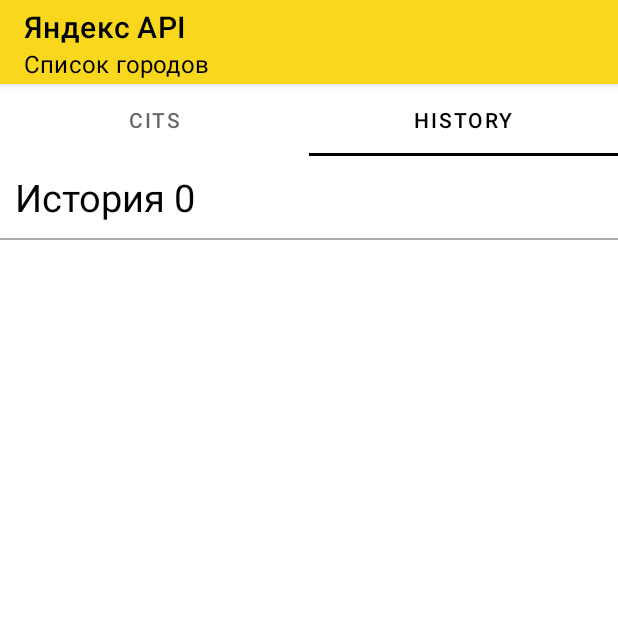
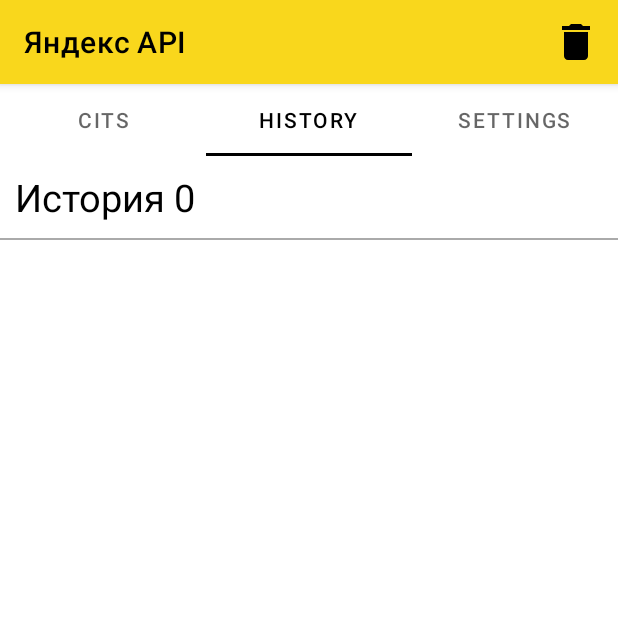
Before and after one commit to EgorVeber/KotlinMVVM, an Android app: the screen it shows after launch (MainActivity), tab 2 chosen, on a phone screen of 412 x 824 dp, the top half of it. Run offline under Robolectric (Android 15) with nearby library versions, the phone set to English and light mode, and no system bars; our stand-ins replace Room's generated code; libraries missing offline, so code that uses them is left out: coil.decode.

Commit message:
add SettingsFragment

```diff
--- a/app/src/main/java/ru/gb/veber/kotlinmvvm/view/fragment/FragmentMain.kt
+++ b/app/src/main/java/ru/gb/veber/kotlinmvvm/view/fragment/FragmentMain.kt
@@ -14,13 +14,12 @@ import ru.gb.veber.kotlinmvvm.view.adapter.vpAdapter
 class FragmentMain : Fragment() {
     private var _binding: FragmentMainBinding? = null
     private val binding get() = _binding!!
-    private val listFragment = listOf(CitysFragment(), HistoryFragment())
-    private val listTitle = listOf("Cits", "History")
+    private val listFragment = listOf(CitysFragment(), HistoryFragment(), SettingsFragment())
+    private val listTitle = listOf("Cits", "History", "Settings")
     override fun onCreateView(
         inflater: LayoutInflater, container: ViewGroup?,
         savedInstanceState: Bundle?
     ): View? {
-        // Inflate the layout for this fragment
         _binding = FragmentMainBinding.inflate(inflater, container, false)
         return binding.root
     }
--- a/app/src/main/java/ru/gb/veber/kotlinmvvm/view/fragment/HistoryFragment.kt
+++ b/app/src/main/java/ru/gb/veber/kotlinmvvm/view/fragment/HistoryFragment.kt
@@ -50,6 +50,7 @@ class HistoryFragment : Fragment(), ClickHistory {
     }
 
     override fun deleteHistoryId(id: Int) {
+
     }
 
     override fun deleteHistory() {
@@ -99,9 +100,16 @@ class HistoryFragment : Fragment(), ClickHistory {
         fun newInstance() =
             HistoryFragment()
     }
+
     override fun onCreateOptionsMenu(menu: Menu, inflater: MenuInflater) {
+        inflater.inflate(R.menu.menu_history_toolbar, menu)
         menu.findItem(R.id.menu_item_update).isVisible = false
         menu.findItem(R.id.menu_item_search).isVisible = false
         super.onCreateOptionsMenu(menu, inflater)
     }
+
+    override fun onOptionsItemSelected(item: MenuItem): Boolean {
+        viewModel.deleteHistory()
+        return super.onOptionsItemSelected(item)
+    }
 }
--- /dev/null
+++ b/app/src/main/java/ru/gb/veber/kotlinmvvm/view/fragment/SettingsFragment.kt
@@ -0,0 +1,66 @@
+package ru.gb.veber.kotlinmvvm.view.fragment
+
+import android.content.Context
+import android.os.Bundle
+import android.util.Log
+import android.view.*
+import androidx.fragment.app.Fragment
+import com.google.android.material.tabs.TabLayoutMediator
+import ru.gb.kotlinapp.view.history.HistoryFragment
+import ru.gb.veber.kotlinmvvm.R
+import ru.gb.veber.kotlinmvvm.databinding.FragmentMainBinding
+import ru.gb.veber.kotlinmvvm.databinding.FragmentSettingsBinding
+import ru.gb.veber.kotlinmvvm.model.Weather
+import ru.gb.veber.kotlinmvvm.view.adapter.vpAdapter
+import kotlin.math.log
+
+
+class SettingsFragment : Fragment() {
+
+    private var _binding: FragmentSettingsBinding? = null
+    private val binding get() = _binding!!
+    private var saveHistory: Boolean = false
+
+    companion object {
+        const val FILE_SETTINGS = "FILE_SETTINGS"
+        const val KEY_HISTORY = "KEY_HISTORY"
+    }
+
+    override fun onCreateView(
+        inflater: LayoutInflater, container: ViewGroup?,
+        savedInstanceState: Bundle?
+    ): View? {
+        _binding = FragmentSettingsBinding.inflate(inflater, container, false)
+        return binding.root
+    }
+
+    override fun onViewCreated(view: View, savedInstanceState: Bundle?) {
+        super.onViewCreated(view, savedInstanceState)
+        setHasOptionsMenu(true)
+
+        binding.checkboxSettings.setOnClickListener(saveHistoryCheckBox)
+    }
+
+    var saveHistoryCheckBox = View.OnClickListener {
+        saveHistory = binding.checkboxSettings.isChecked
+        activity?.let {
+            it.getSharedPreferences(FILE_SETTINGS, Context.MODE_PRIVATE).edit()
+                .putBoolean(KEY_HISTORY, saveHistory).apply()
+        }
+    }
+
+    override fun onResume() {
+        super.onResume()
+        activity?.let {
+            saveHistory = it.getSharedPreferences(FILE_SETTINGS, Context.MODE_PRIVATE)
+                .getBoolean(KEY_HISTORY, false)
+        }
+        binding.checkboxSettings.isChecked = saveHistory
+    }
+
+    override fun onCreateOptionsMenu(menu: Menu, inflater: MenuInflater) {
+        super.onCreateOptionsMenu(menu, inflater)
+        menu.findItem(R.id.menu_item_update).isVisible = false
+        menu.findItem(R.id.menu_item_search).isVisible = false
+    }
+}
--- /dev/null
+++ b/app/src/main/res/drawable/delete_1.xml
@@ -0,0 +1,5 @@
+<vector android:autoMirrored="true" android:height="24dp"
+    android:tint="?attr/colorControlNormal" android:viewportHeight="24"
+    android:viewportWidth="24" android:width="24dp" xmlns:android="http://schemas.android.com/apk/res/android">
+    <path android:fillColor="@android:color/white" android:pathData="M6,19c0,1.1 0.9,2 2,2h8c1.1,0 2,-0.9 2,-2V7H6v12zM19,4h-3.5l-1,-1h-5l-1,1H5v2h14V4z"/>
+</vector>
--- /dev/null
+++ b/app/src/main/res/drawable/delete_2.xml
@@ -0,0 +1,5 @@
+<vector android:autoMirrored="true" android:height="24dp"
+    android:tint="?attr/colorControlNormal" android:viewportHeight="24"
+    android:viewportWidth="24" android:width="24dp" xmlns:android="http://schemas.android.com/apk/res/android">
+    <path android:fillColor="@android:color/white" android:pathData="M6,19c0,1.1 0.9,2 2,2h8c1.1,0 2,-0.9 2,-2L18,7L6,7v12zM8.46,11.88l1.41,-1.41L12,12.59l2.12,-2.12 1.41,1.41L13.41,14l2.12,2.12 -1.41,1.41L12,15.41l-2.12,2.12 -1.41,-1.41L10.59,14l-2.13,-2.12zM15.5,4l-1,-1h-5l-1,1L5,4v2h14L19,4z"/>
+</vector>
--- /dev/null
+++ b/app/src/main/res/drawable/ic_baseline_arrow_back_24.xml
@@ -0,0 +1,5 @@
+<vector android:autoMirrored="true" android:height="48dp"
+    android:tint="?attr/colorControlNormal" android:viewportHeight="24"
+    android:viewportWidth="24" android:width="48dp" xmlns:android="http://schemas.android.com/apk/res/android">
+    <path android:fillColor="@android:color/white" android:pathData="M20,11H7.83l5.59,-5.59L12,4l-8,8 8,8 1.41,-1.41L7.83,13H20v-2z"/>
+</vector>
--- /dev/null
+++ b/app/src/main/res/drawable/ic_baseline_delete_24.xml
@@ -0,0 +1,5 @@
+<vector android:autoMirrored="true" android:height="48dp"
+    android:tint="?attr/colorControlNormal" android:viewportHeight="24"
+    android:viewportWidth="24" android:width="48dp" xmlns:android="http://schemas.android.com/apk/res/android">
+    <path android:fillColor="@android:color/white" android:pathData="M6,19c0,1.1 0.9,2 2,2h8c1.1,0 2,-0.9 2,-2V7H6v12zM19,4h-3.5l-1,-1h-5l-1,1H5v2h14V4z"/>
+</vector>
--- /dev/null
+++ b/app/src/main/res/menu/menu_history_toolbar.xml
@@ -0,0 +1,9 @@
+<?xml version="1.0" encoding="utf-8"?>
+<menu xmlns:android="http://schemas.android.com/apk/res/android"
+    xmlns:app="http://schemas.android.com/apk/res-auto">
+    <item
+        android:id="@+id/menu_item_delete"
+        android:icon="@drawable/ic_baseline_delete_24"
+        android:title="Update"
+        app:showAsAction="always" />
+</menu>
```
Also changed, not shown: app/src/main/java/ru/gb/veber/kotlinmvvm/view/MainActivity.kt (+0 -8 lines), app/src/main/java/ru/gb/veber/kotlinmvvm/view/fragment/DetailsFragment.kt (+13 -9 lines), app/src/main/res/layout/fragment_settings.xml (added, +11 -0 lines), app/src/main/res/menu/menu_details.xml (added, +9 -0 lines), app/src/main/res/values/styles.xml (+15 -2 lines).
